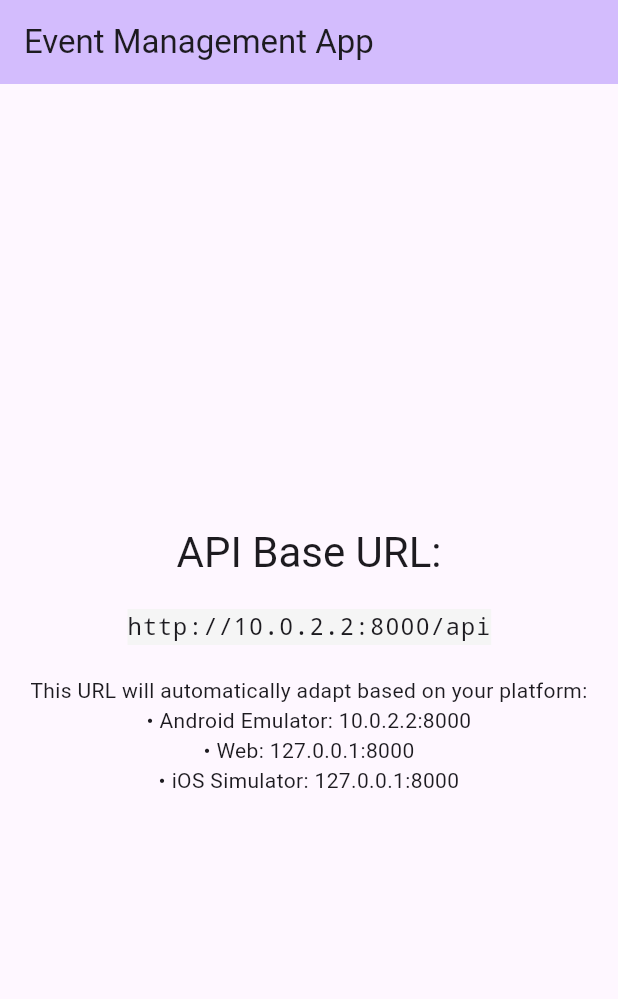
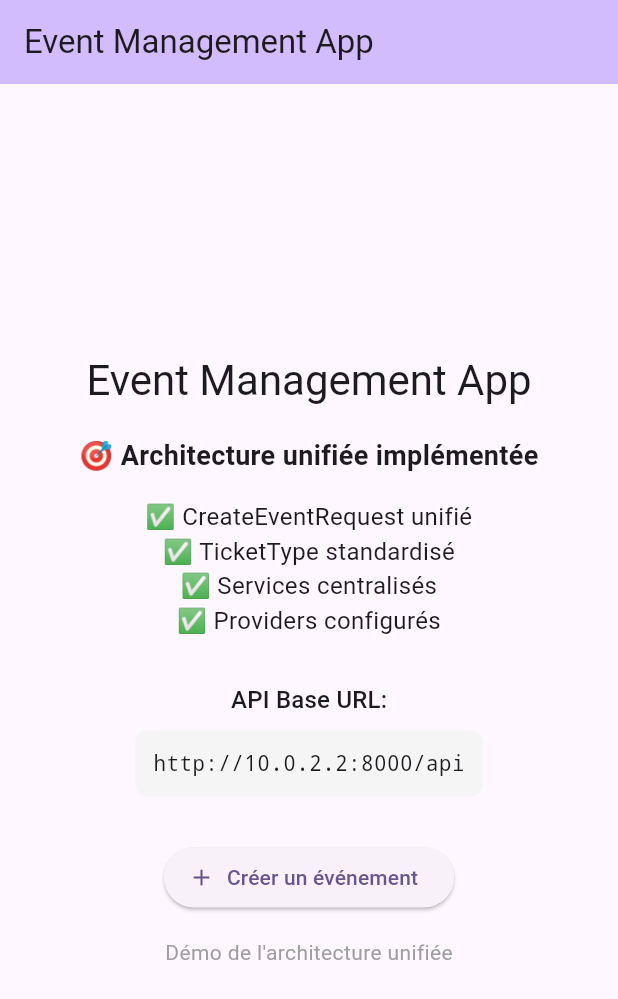
Before and after one commit to Pessidjo-Germann/event-management-app, a Flutter app: the screen it shows after launch, on a phone screen of 412 x 824 dp. Shown: the top 999 px of the screen. Run offline on Flutter 3.47's test engine with Material 3 defaults, Android fonts, the phone set to English and light mode, and no system bars.

Commit message:
Update main.dart with provider setup and add validation documentation
Co-authored-by: Pessidjo-Germann <127901437+Pessidjo-Germann@users.noreply.github.com>

```diff
--- a/frontend/lib/main.dart
+++ b/frontend/lib/main.dart
@@ -1,5 +1,8 @@
 import 'package:flutter/material.dart';
+import 'package:provider/provider.dart';
 import 'services/api_service.dart';
+import 'providers/event_provider.dart';
+import 'screens/create_event_screen.dart';
 
 void main() {
   runApp(const MyApp());
@@ -10,13 +13,16 @@ class MyApp extends StatelessWidget {
 
   @override
   Widget build(BuildContext context) {
-    return MaterialApp(
+    return ChangeNotifierProvider(
+      create: (context) => EventProvider(),
+      child: MaterialApp(
         title: 'Event Management App',
         theme: ThemeData(
           colorScheme: ColorScheme.fromSeed(seedColor: Colors.deepPurple),
           useMaterial3: true,
         ),
         home: const MyHomePage(title: 'Event Management App'),
+      ),
     );
   }
 }
@@ -43,24 +49,59 @@ class _MyHomePageState extends State<MyHomePage> {
           mainAxisAlignment: MainAxisAlignment.center,
           children: <Widget>[
             Text(
-              'API Base URL:',
+              'Event Management App',
               style: Theme.of(context).textTheme.headlineMedium,
             ),
             const SizedBox(height: 20),
+            const Text(
+              '🎯 Architecture unifiée implémentée',
+              style: TextStyle(fontSize: 18, fontWeight: FontWeight.bold),
+            ),
+            const SizedBox(height: 16),
+            const Text(
+              '✅ CreateEventRequest unifié\n'
+              '✅ TicketType standardisé\n'
+              '✅ Services centralisés\n'
+              '✅ Providers configurés',
+              textAlign: TextAlign.center,
+              style: TextStyle(fontSize: 16),
+            ),
+            const SizedBox(height: 30),
             Text(
+              'API Base URL:',
+              style: Theme.of(context).textTheme.titleMedium,
+            ),
+            const SizedBox(height: 8),
+            Container(
+              padding: const EdgeInsets.all(12),
+              decoration: BoxDecoration(
+                color: Colors.grey[100],
+                borderRadius: BorderRadius.circular(8),
+              ),
+              child: Text(
                 ApiService.baseUrl,
-              style: Theme.of(context).textTheme.bodyLarge?.copyWith(
+                style: const TextStyle(
                   fontFamily: 'monospace',
-                backgroundColor: Colors.grey[100],
+                  fontSize: 14,
                 ),
               ),
-            const SizedBox(height: 20),
+            ),
+            const SizedBox(height: 30),
+            ElevatedButton.icon(
+              onPressed: () {
+                Navigator.of(context).push(
+                  MaterialPageRoute(
+                    builder: (context) => const CreateEventScreen(),
+                  ),
+                );
+              },
+              icon: const Icon(Icons.add),
+              label: const Text('Créer un événement'),
+            ),
+            const SizedBox(height: 16),
             const Text(
-              'This URL will automatically adapt based on your platform:\n'
-              '• Android Emulator: 10.0.2.2:8000\n'
-              '• Web: 127.0.0.1:8000\n'
-              '• iOS Simulator: 127.0.0.1:8000',
-              textAlign: TextAlign.center,
+              'Démo de l\'architecture unifiée',
+              style: TextStyle(color: Colors.grey),
             ),
           ],
         ),
```
Also changed, not shown: 2 other files. Lines whose indentation alone changed are shown as unchanged.
